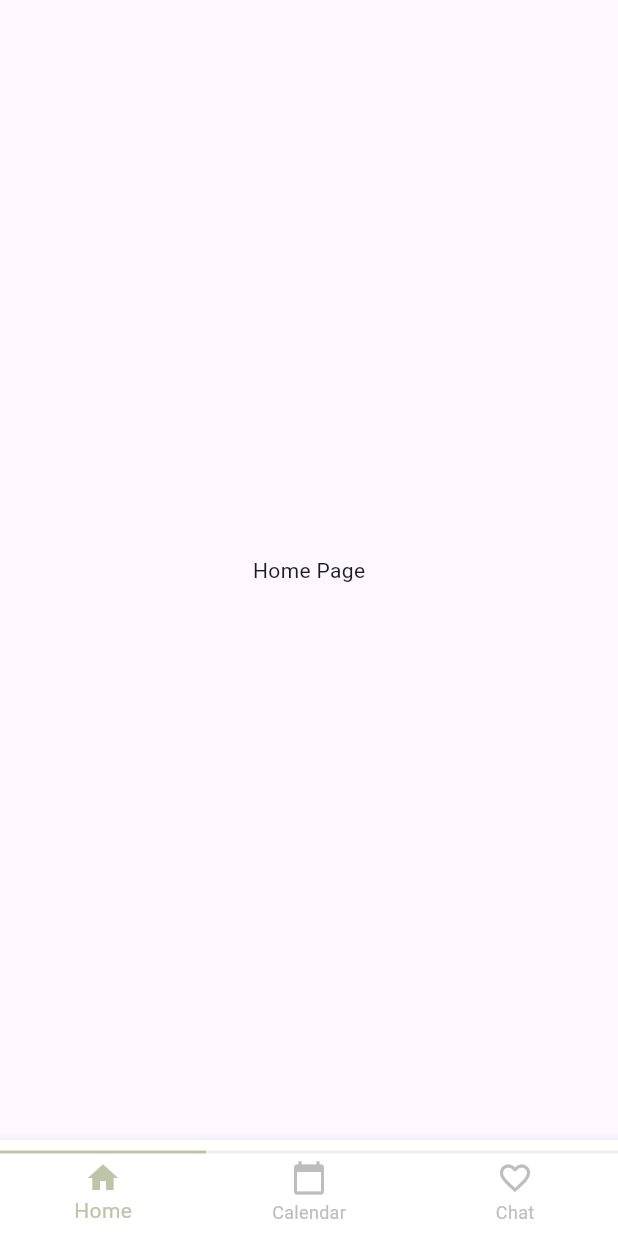
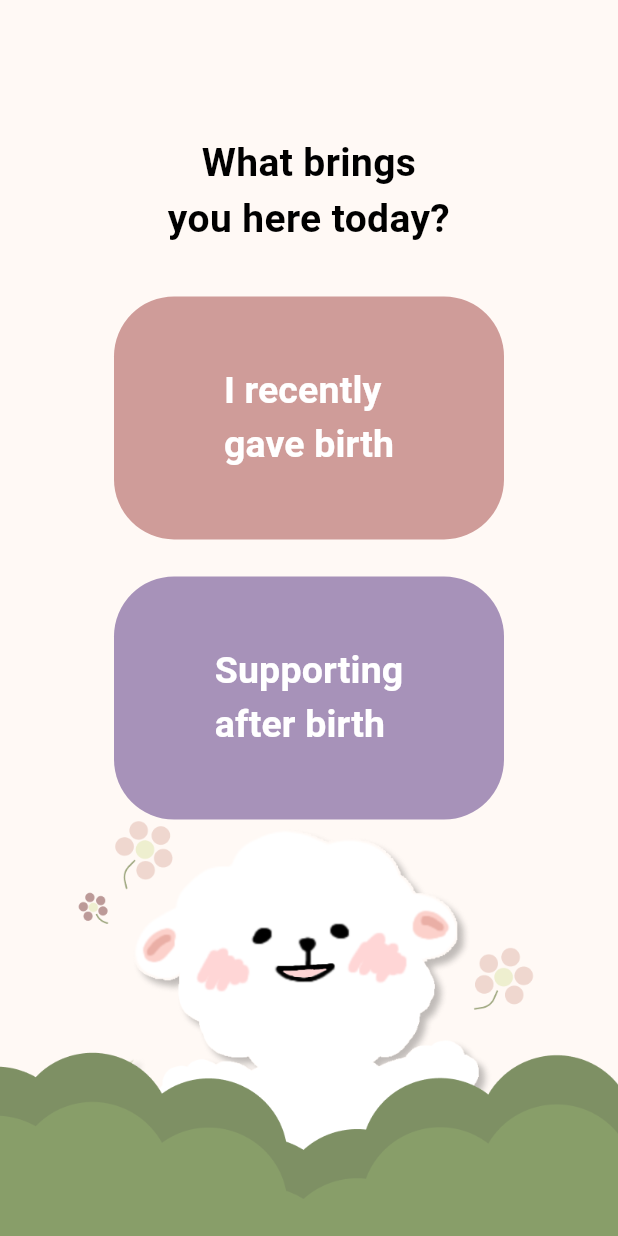
Before and after one commit to APAC-Solution-Challenge-2025/FrontEnd, a Flutter app: the screen it shows after launch, on a phone screen of 412 x 824 dp. Run offline on Flutter 3.47's test engine with Material 3 defaults, Android fonts, the phone set to English and light mode, and no system bars; our stand-ins replace sign_in_with_apple, table_calendar.

Commit message:
feat:로그인-사용자유형-선택-화면

```diff
--- a/lib/main.dart
+++ b/lib/main.dart
@@ -3,7 +3,7 @@ import '../routes.dart';
 import 'provider/calendar_data.dart';
 import 'package:provider/provider.dart';
 import 'widgets/layout.dart';
-import 'screens/main_tabs/login/login_body_change_info.dart';
+import 'screens/main_tabs/login/login_user_select_page.dart';
 
 void main() {
   runApp(
@@ -24,8 +24,9 @@ class MyApp extends StatelessWidget {
       theme: ThemeData(
         primarySwatch: Colors.blue,
       ),
-      home: const Layout(), // 초기 화면 설정
-      routes: AppRoutes.routes, // routes.dart 파일에서 설정한 경로를 가져오기
+      home: const LoginUserSelect(),
+      // home: const Layout(), // 초기 화면 설정
+      // routes: AppRoutes.routes, // routes.dart 파일에서 설정한 경로를 가져오기
     );
   }
 }
--- a/lib/routes.dart
+++ b/lib/routes.dart
@@ -2,10 +2,12 @@ import 'package:flutter/material.dart';
 import 'screens/home/home.dart';
 import 'screens/main_tabs/report/report_main_page.dart';
 import 'screens/main_tabs/page2.dart';
+import 'screens/main_tabs/login/login_user_select_page.dart';
 
 class AppRoutes {
   static final Map<String, WidgetBuilder> routes = {
-    '/home': (context) => const HomePage(),
+    // '/home': (context) => const HomePage(),
+    '/home': (context) => const LoginUserSelect(),
     '/calendar': (context) => const ReportMainPage(),
     '/chat': (context) => const Page2(),
   };
--- /dev/null
+++ b/lib/screens/main_tabs/login/login_user_select_page.dart
@@ -0,0 +1,120 @@
+import 'package:flutter/material.dart';
+import 'package:apac_solution_challenge/widgets/buttons.dart';
+import 'login_choose_hobby.dart';
+
+class LoginUserSelect extends StatefulWidget {
+  const LoginUserSelect({super.key});
+
+  @override
+  State<LoginUserSelect> createState() => _LoginUserSelectState();
+}
+
+class _LoginUserSelectState extends State<LoginUserSelect> {
+  String? userType;
+
+  @override
+  Widget build(BuildContext context) {
+    return Scaffold(
+      body: Stack(
+        children: [
+          Positioned.fill(
+            child: Image.asset(
+              'assets/images/login_user_selection_page.png',
+              fit: BoxFit.cover,
+            ),
+          ),
+          Column(
+            children: [
+              SizedBox(height: MediaQuery.of(context).size.height * 0.11),
+              const Center(
+                child: Text(
+                  "What brings\nyou here today?",
+                  textAlign: TextAlign.center,
+                  style: TextStyle(
+                      color: Colors.black,
+                      fontSize: 26,
+                      fontWeight: FontWeight.bold),
+                ),
+              ),
+              SizedBox(height: MediaQuery.of(context).size.height * 0.04),
+              SizedBox(
+                width: 260,
+                child: ElevatedButton(
+                  onPressed: () {
+                    setState(() {
+                      userType = ("postpartum");
+                    });
+                  },
+                  style: ElevatedButton.styleFrom(
+                    backgroundColor: const Color(0xFFCF9C99).withOpacity(
+                        userType == null || userType == ("postpartum")
+                            ? 1.0
+                            : 0.4), // 선택 안 된다면 투명하게
+                    elevation: userType == ("postpartum") ? 8 : 0, // 선택된다면 그림자
+                    shadowColor: Colors.black54,
+                    shape: RoundedRectangleBorder(
+                      borderRadius: BorderRadius.circular(40),
+                    ),
+                    padding: const EdgeInsets.symmetric(vertical: 45),
+                  ),
+                  child: const Text(
+                    'I recently\ngave birth',
+                    style: TextStyle(
+                      color: Colors.white,
+                      fontSize: 25,
+                      fontWeight: FontWeight.bold,
+                    ),
+                  ),
+                ),
+              ),
+              SizedBox(height: MediaQuery.of(context).size.height * 0.03),
+              SizedBox(
+                width: 260,
+                child: ElevatedButton(
+                  onPressed: () {
+                    setState(() {
+                      userType = ("guardian");
+                    });
+                  },
+                  style: ElevatedButton.styleFrom(
+                    backgroundColor: const Color(0xFFA792B9).withOpacity(
+                        userType == null || userType == ("guardian")
+                            ? 1.0
+                            : 0.4),
+                    elevation: userType == ("guardian") ? 8 : 0,
+                    shape: RoundedRectangleBorder(
+                      borderRadius: BorderRadius.circular(40),
+                    ),
+                    padding: const EdgeInsets.symmetric(vertical: 45),
+                  ),
+                  child: const Text(
+                    'Supporting\nafter birth',
+                    style: TextStyle(
+                      color: Colors.white,
+                      fontSize: 25,
+                      fontWeight: FontWeight.bold,
+                    ),
+                  ),
+                ),
+              ),
+              SizedBox(height: MediaQuery.of(context).size.height * 0.205),
+              if (userType != null)
+                Padding(
+                  padding: EdgeInsets.symmetric(
+                    horizontal: MediaQuery.of(context).size.width * 0.05,
+                  ),
+                  child: nextButton(context, InterestScreen(), onPressed: () {
+                    if (userType != null) {
+                      print('user type: $userType');
+                      //이후 프린트는 삭제 예정
+                      //이후 이 블록 내에 백엔드로 넘겨주는 코드 작성 예정!
+                    }
+                  }),
+                )
+            ],
+          )
+        ],
+      ),
+    );
+  }
+}
```
Also changed, not shown: assets/images/login_user_selection_page.png (added).
